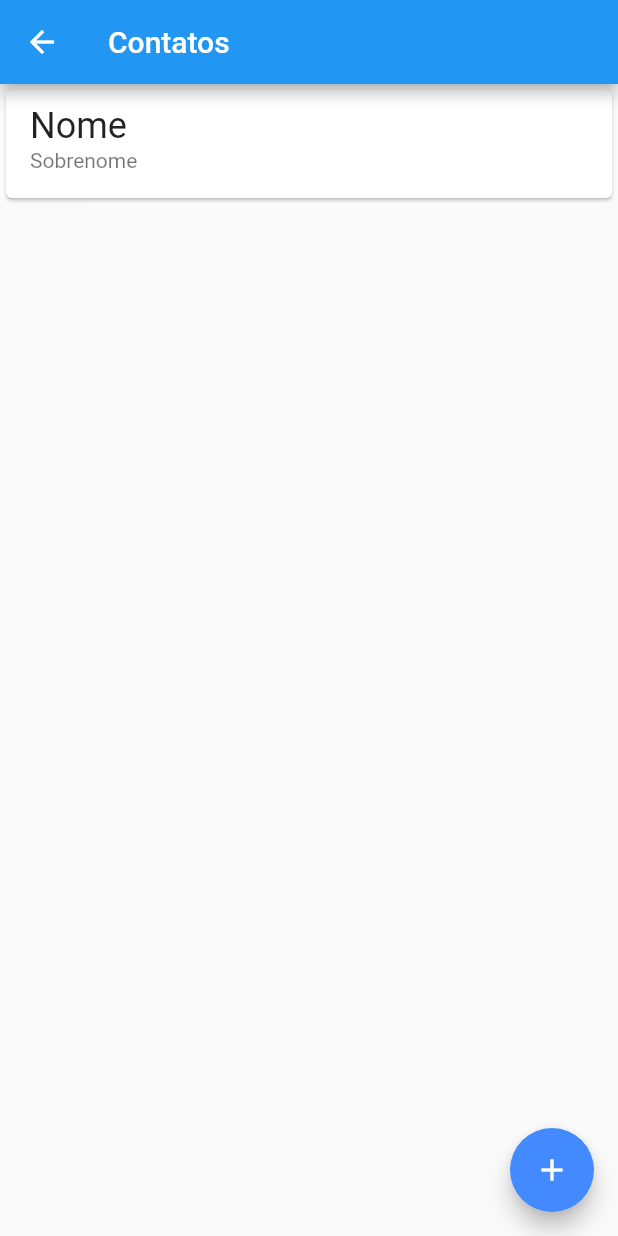
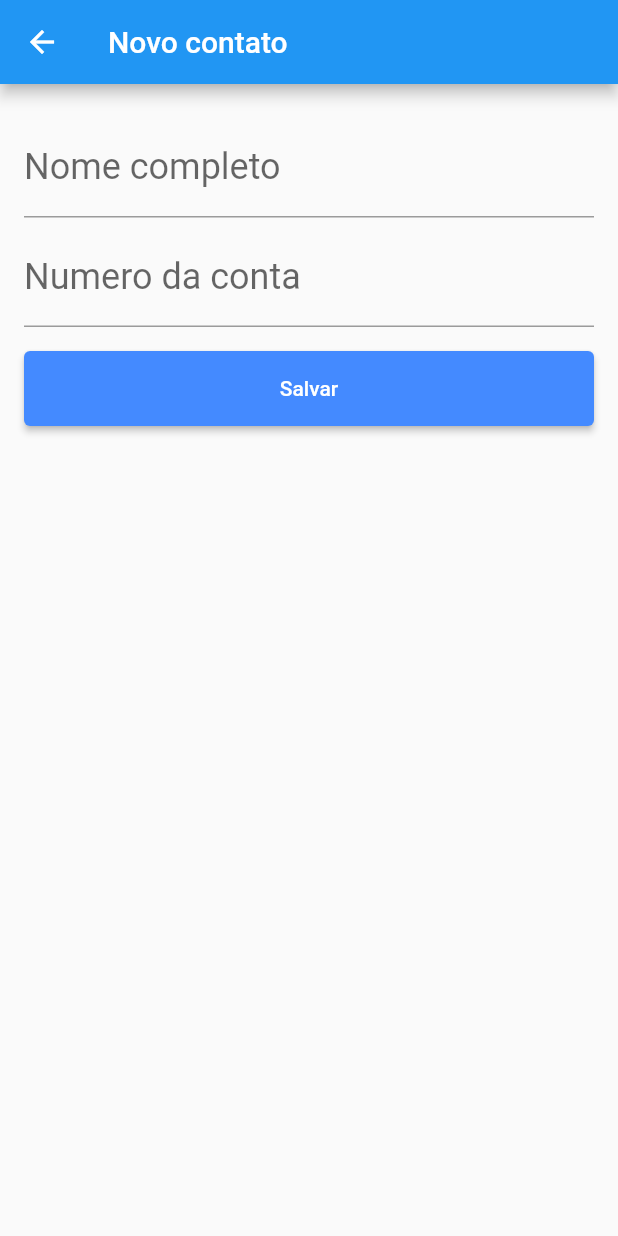
Before and after one commit to paulohvescovi/flutter_persistence_al, a Flutter app: the ContatosList screen opened directly, after a tap on the "add" icon, on a phone screen of 412 x 824 dp. Run offline on Flutter 3.47's test engine with Material 2 defaults, Android fonts, the phone set to English and light mode, and no system bars; our stand-ins replace sqflite; accounts and stored records are empty.

```diff
--- /dev/null
+++ b/lib/database/app_database.dart
@@ -0,0 +1,51 @@
+import 'package:flutter_persistence_al/models/Contato.dart';
+import 'package:path/path.dart';
+import 'package:sqflite/sqflite.dart';
+
+Future<Database> createDatabase(){
+  return getDatabasesPath().then((dbPath) {
+
+    final String path = join(dbPath, 'banco.db');
+
+    return openDatabase(path, onCreate: (db, version) {
+        db.execute(
+          "CREATE TABLE contatos (id INTEGER PRIMARY KEY, nome TEXT, numero_conta INTEGER)",
+        );
+    }, version: 1);
+
+  });
+}
+
+/**
+ * retorna o id inserido
+ */
+Future<int> save (Contato contato){
+    return createDatabase().then((db) {
+
+      Map<String, dynamic> map = Map();
+      map['id'] = contato.id;
+      map['nome'] = contato.nome;
+      map['numero_conta'] = contato.numeroConta;
+
+      return db.insert("contatos", map);
+    });
+}
+
+Future<List<Contato>> findAll(){
+  return createDatabase().then((db) {
+      return db.query('contatos').then((maps) {
+        List<Contato> contatos = List();
+
+        maps.forEach((map) {
+          contatos.add(
+                new Contato(
+                    map['id'],
+                    map['nome'],
+                    map['numero_conta']
+                )
+          );
+        });
+        return contatos;
+    });
+  });
+}
--- a/lib/main.dart
+++ b/lib/main.dart
@@ -1,9 +1,19 @@
 import 'package:flutter/material.dart';
+import 'package:flutter_persistence_al/database/app_database.dart';
+import 'package:flutter_persistence_al/screens/contato_form.dart';
 import 'package:flutter_persistence_al/screens/contatos_list.dart';
 import 'package:flutter_persistence_al/screens/dashboard.dart';
 
+import 'models/Contato.dart';
+
 void main() {
   runApp(MyApp());
+  // save(new Contato(1,"Paulo", 123)).then((contatoSalvo) {
+  //   debugPrint(contatoSalvo.toString());
+  // });
+  findAll().then((contatoList) {
+    debugPrint(contatoList.first.toString());
+  });
 }
 
 class MyApp extends StatelessWidget {
--- /dev/null
+++ b/lib/models/Contato.dart
@@ -0,0 +1,8 @@
+class Contato {
+
+  final int id;
+  final String nome;
+  final int numeroConta;
+
+  Contato(this.id, this.nome, this.numeroConta);
+}
--- /dev/null
+++ b/lib/screens/contato_form.dart
@@ -0,0 +1,70 @@
+
+import 'package:flutter/material.dart';
+import 'package:flutter_persistence_al/models/Contato.dart';
+
+class ContatoForm extends StatefulWidget {
+
+  @override
+  _ContatoFormState createState() => _ContatoFormState();
+}
+
+class _ContatoFormState extends State<ContatoForm> {
+
+  final TextEditingController _nomeController = TextEditingController();
+  final TextEditingController _numeroContaController = TextEditingController();
+
+  @override
+  Widget build(BuildContext context) {
+    return Scaffold(
+      appBar: AppBar(
+        title: Text("Novo contato"),
+      ),
+      body: Padding(
+        padding: EdgeInsets.all(16.0),
+        child: Column(
+          children: [
+            Padding(
+              padding: EdgeInsets.only(top: 8),
+              child: TextField(
+                controller: _nomeController,
+                decoration: InputDecoration(
+                    labelText: "Nome completo",
+                    labelStyle: TextStyle(fontSize: 24.0)
+                ),
+              ),
+            ),
+            Padding(
+              padding: EdgeInsets.only(top: 8),
+              child: TextField(
+                controller: _numeroContaController,
+                decoration: InputDecoration(
+                  labelText: "Numero da conta",
+                  labelStyle: TextStyle(fontSize: 24.0),
+                ),
+                keyboardType: TextInputType.number,
+              ),
+            ),
+            Padding(
+              padding: EdgeInsets.only(top: 16.0),
+              child: SizedBox(
+                width: double.maxFinite,
+                height: 50,
+                child: RaisedButton(
+                  child: Text("Salvar"),
+                  onPressed: () {
+                    final String nomeCompleto = _nomeController.text;
+                    final int numeroConta = int.tryParse(_numeroContaController.text);
+
+                    final Contato contato = new Contato(0, nomeCompleto, numeroConta);
+                    Navigator.pop(context, contato);
+
+                  },
+                ),
+              ),
+            )
+          ],
+        ),
+      )
+    );
+  }
+}
--- a/lib/screens/contatos_list.dart
+++ b/lib/screens/contatos_list.dart
@@ -1,6 +1,8 @@
 import 'package:flutter/material.dart';
+import 'package:flutter_persistence_al/screens/contato_form.dart';
 
 class ContatosList extends StatelessWidget {
+
   @override
   Widget build(BuildContext context) {
     return Scaffold(
@@ -21,7 +23,15 @@ class ContatosList extends StatelessWidget {
         ],
       ),
       floatingActionButton: FloatingActionButton(
-        onPressed: () {},
+        onPressed: () {
+          Navigator.of(context).push(
+            MaterialPageRoute(
+              builder: (context) => ContatoForm(),
+            ),
+          ).then((novoContato) => {
+
+          });
+        },
         child: Icon(
           Icons.add,
           color: Colors.white,
--- a/pubspec.yaml
+++ b/pubspec.yaml
@@ -23,6 +23,8 @@ environment:
 dependencies:
   flutter:
     sdk: flutter
+  sqflite:
+  path:
 
 
   # The following adds the Cupertino Icons font to your application.
```
Also changed, not shown: lib/screens/dashboard.dart (+4 -8 lines), pubspec.lock, 1 other file.
